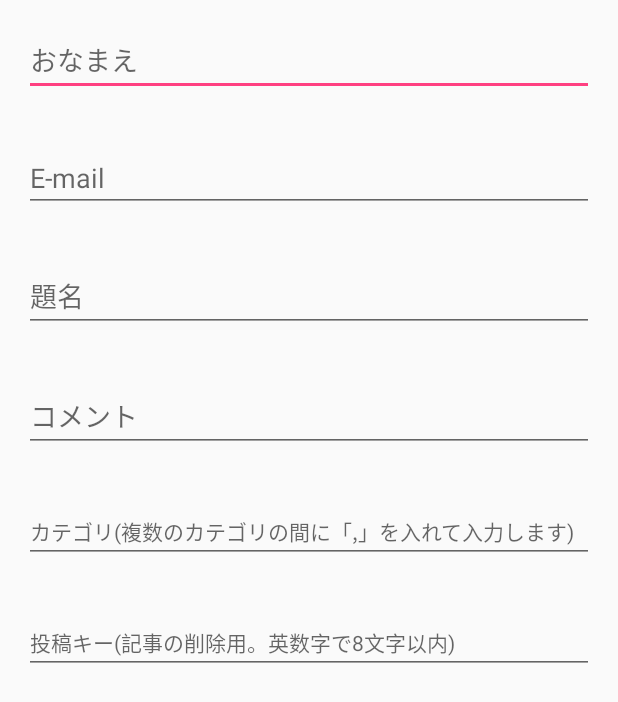
After one commit to TakumaLee/Komica, an Android app: the layout layout_post.xml on its own in the app's theme, with its tools: preview values and no code run, on a phone screen of 412 x 824 dp. The commit adds this screen. Shown: the top 702 px of the screen. Run offline under Robolectric (Android 15) with nearby library versions, the phone set to English and light mode, and no system bars.

Commit message:
Add post, not done.

```diff
--- /dev/null
+++ b/app/src/main/res/layout/layout_post.xml
@@ -0,0 +1,46 @@
+<?xml version="1.0" encoding="utf-8"?>
+<LinearLayout xmlns:android="http://schemas.android.com/apk/res/android"
+    android:layout_width="match_parent"
+    android:layout_height="match_parent"
+    android:orientation="vertical">
+
+    <android.support.design.widget.TextInputEditText
+        android:layout_width="match_parent"
+        android:layout_height="wrap_content"
+        android:layout_margin="@dimen/activity_vertical_margin"
+        android:hint="おなまえ"/>
+
+    <android.support.design.widget.TextInputEditText
+        android:layout_width="match_parent"
+        android:layout_height="wrap_content"
+        android:layout_margin="@dimen/activity_vertical_margin"
+        android:hint="E-mail"/>
+
+    <android.support.design.widget.TextInputEditText
+        android:layout_width="match_parent"
+        android:layout_height="wrap_content"
+        android:layout_margin="@dimen/activity_vertical_margin"
+        android:hint="題名"/>
+
+    <android.support.design.widget.TextInputEditText
+        android:id="@+id/editText_post_comment"
+        android:layout_width="match_parent"
+        android:layout_height="wrap_content"
+        android:layout_margin="@dimen/activity_vertical_margin"
+        android:hint="コメント"/>
+
+    <android.support.design.widget.TextInputEditText
+        android:layout_width="match_parent"
+        android:layout_height="wrap_content"
+        android:layout_margin="@dimen/activity_vertical_margin"
+        android:hint="カテゴリ(複数のカテゴリの間に「,」を入れて入力します)"
+        android:textSize="14sp"/>
+
+    <android.support.design.widget.TextInputEditText
+        android:layout_width="match_parent"
+        android:layout_height="wrap_content"
+        android:layout_margin="@dimen/activity_vertical_margin"
+        android:hint="投稿キー(記事の削除用。英数字で8文字以内)"
+        android:textSize="14sp"/>
+
+</LinearLayout>
--- a/app/src/main/res/values/strings.xml
+++ b/app/src/main/res/values/strings.xml
@@ -1,3 +1,6 @@
 <resources>
     <string name="app_name">Komica+</string>
+
+    <string name="confirm">Confirm</string>
+    <string name="cancel">Cancel</string>
 </resources>
```
Also changed, not shown: app/src/main/java/idv/kuma/app/komica/fragments/SectionDetailsFragment.java (+62 -0 lines), app/src/main/java/idv/kuma/app/komica/manager/PostManager.java (added, +9 -0 lines), app/src/main/res/drawable/ic_add.xml (added, +9 -0 lines), app/src/main/res/layout/activity_section_details.xml (+9 -0 lines), 1 other file.
